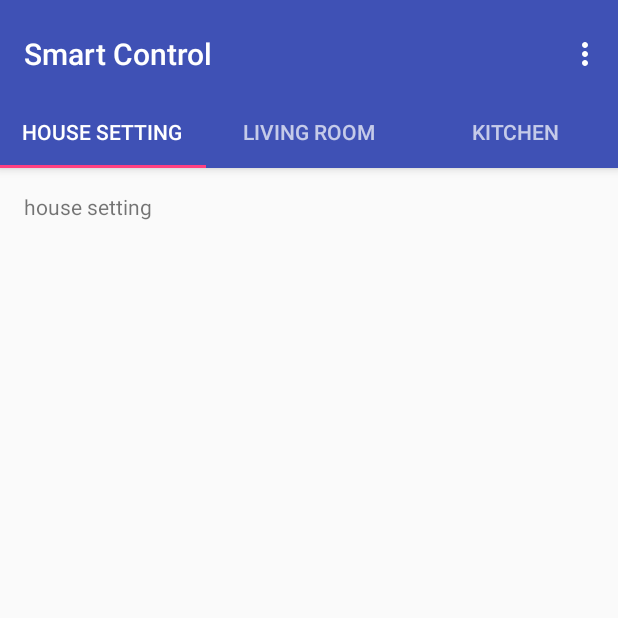
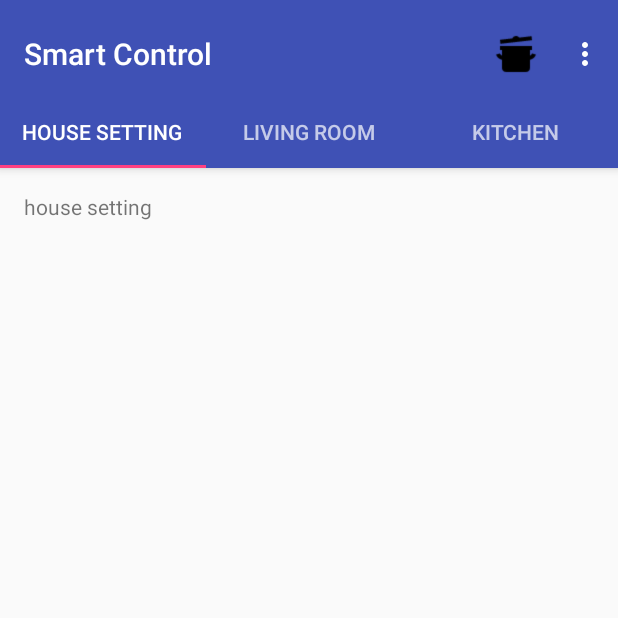
Before and after one commit to abbysun/Project, an Android app: the screen it shows after launch (HomePage), on a phone screen of 412 x 824 dp, the top half of it. Run offline under Robolectric (Android 15) with nearby library versions, the phone set to English and light mode, and no system bars.

Commit message:
Kitchen - Adding Fridge & Freezer Fragments

```diff
--- a/app/src/main/AndroidManifest.xml
+++ b/app/src/main/AndroidManifest.xml
@@ -22,7 +22,11 @@
             android:name=".TelevisionActivity"
             android:label="Television" />
         <activity android:name=".KitchenActivity" />
-        <activity android:name=".MicrowaveActivity"></activity>
+        <activity android:name=".MicrowaveActivity" />
+        <activity
+            android:name=".FridgeActivity"
+            android:label="@string/title_activity_fridge"
+            android:theme="@style/AppTheme.NoActionBar"></activity>
     </application>
 
 </manifest>
--- a/app/src/main/java/com/sun/abby/cst2335_finalproject/KitchenActivity.java
+++ b/app/src/main/java/com/sun/abby/cst2335_finalproject/KitchenActivity.java
@@ -37,6 +37,8 @@ public class KitchenActivity extends AppCompatActivity {
 
                     case 1:
                         Toast.makeText(getApplicationContext(), "clicked Fridge", Toast.LENGTH_SHORT).show();
+                        Intent fridgeIntent = new Intent(getApplicationContext(), FridgeActivity.class);
+                        startActivity(fridgeIntent);
                         break;
 
                     case 2:
--- a/app/src/main/res/menu/menu_home_page.xml
+++ b/app/src/main/res/menu/menu_home_page.xml
@@ -4,7 +4,13 @@
     tools:context="com.sun.abby.cst2335_finalproject.Kitchen">
     <item
         android:id="@+id/action_settings"
-        android:orderInCategory="100"
+        android:orderInCategory="200"
         android:title="@string/action_settings"
         app:showAsAction="never" />
+    <item
+        android:id="@+id/action_kitchen"
+        android:orderInCategory="100"
+        android:title="@string/kitchen_icon"
+        android:icon="@drawable/kitchen_icon"
+        app:showAsAction="always" />
 </menu>
```
Also changed, not shown: app/src/main/java/com/sun/abby/cst2335_finalproject/HomePage.java (+11 -10 lines), app/src/main/res/values/strings.xml (+9 -1 lines), app/src/main/res/drawable/back_icon.png (added), app/src/main/res/drawable/kitchen_icon.png (added).
